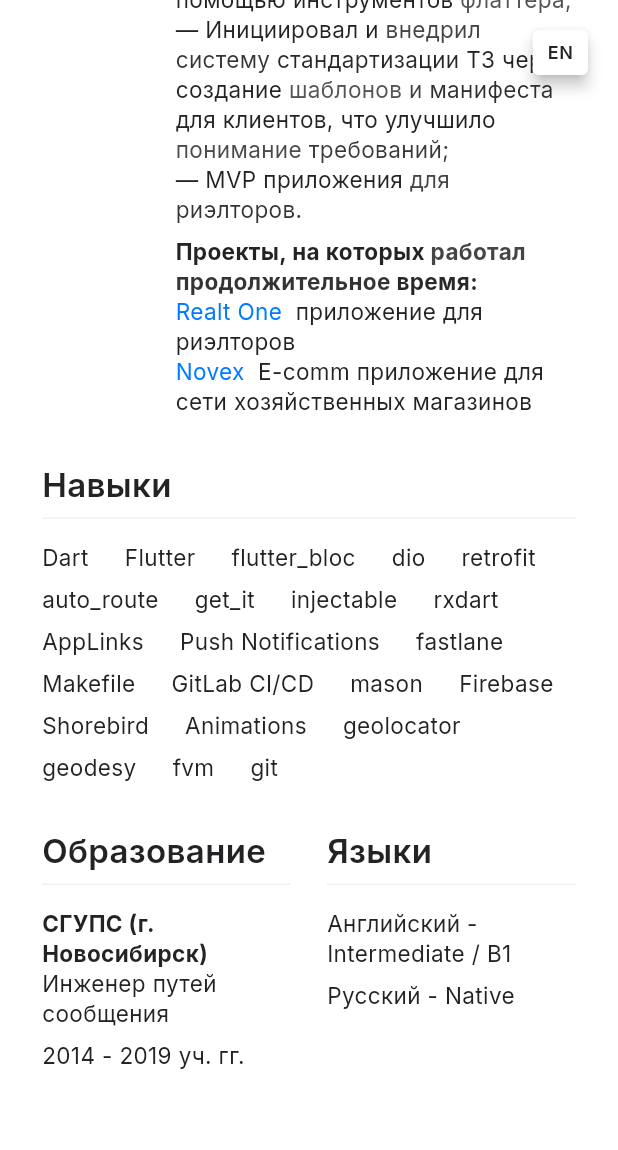
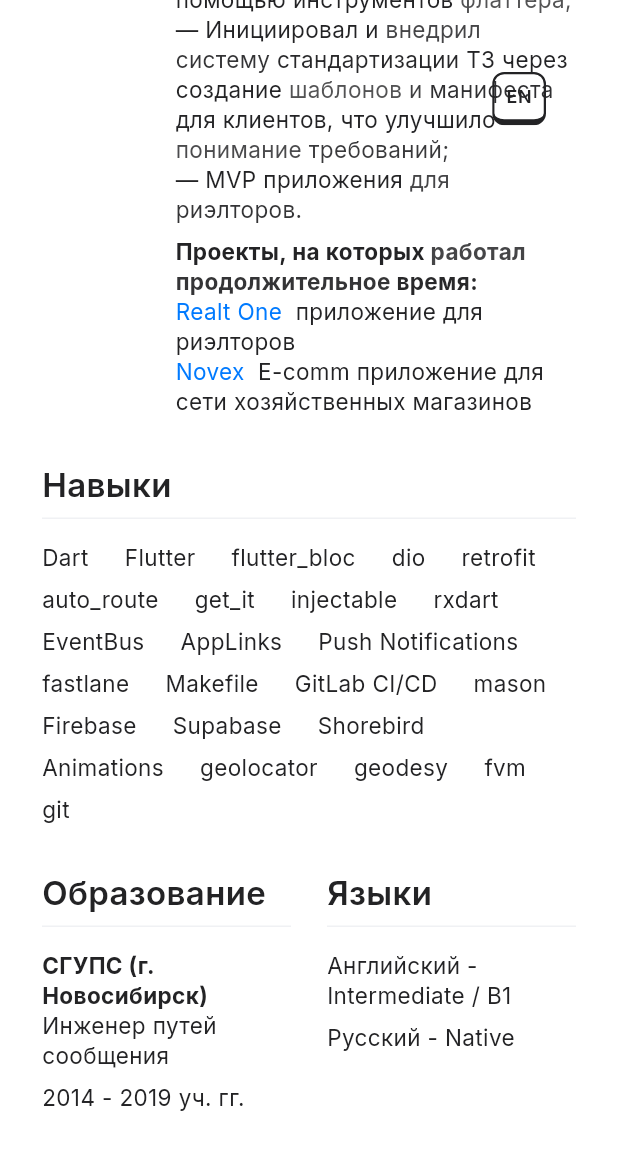
Before and after one commit to brntsv/flutter_web_cv_portfolio, a Flutter app: the CvPage screen opened by its route, scrolled down 1392 dp, on a phone screen of 412 x 824 dp. Shown: the top 1150 px of the screen. Run offline on Flutter 3.47's test engine with Material 3 defaults, Android fonts, the phone set to English and light mode, and no system bars; our stand-ins replace auto_route, card_swiper, equatable, extended_image, flutter_bloc, flutter_svg and 3 more; generated files the repository leaves out were written again.

Commit message:
Доработка кнопки смены языка, изменение стиля

```diff
--- a/lib/features/business/blog/presentation/blog_page.dart
+++ b/lib/features/business/blog/presentation/blog_page.dart
@@ -120,8 +120,8 @@ final class BlogPage extends StatelessWidget {
             ),
           ),
           const Positioned(
-            top: BaseConst.base20,
-            right: BaseConst.base20,
+            top: BaseConst.base48,
+            right: BaseConst.base48,
             child: LanguageSwitcher(),
           ),
         ],
--- a/lib/features/business/cv/presentation/cv_page.dart
+++ b/lib/features/business/cv/presentation/cv_page.dart
@@ -87,8 +87,8 @@ final class CvPage extends StatelessWidget {
           if (context.canPop() &&
               context.screenSize.width > BaseConst.base870) ...[
             Positioned(
-              top: BaseConst.base40,
-              left: BaseConst.base60,
+              top: BaseConst.base48,
+              left: BaseConst.base48,
               child: BaseAnimatedIconButton(
                 icon: Assets.images.iconLeftArrow,
                 onPressed: context.safePop,
@@ -101,8 +101,8 @@ final class CvPage extends StatelessWidget {
           ],
 
           const Positioned(
-            top: BaseConst.base20,
-            right: BaseConst.base20,
+            top: BaseConst.base48,
+            right: BaseConst.base48,
             child: LanguageSwitcher(),
           ),
         ],
--- a/lib/features/business/portfolio/presentation/portfolio_page.dart
+++ b/lib/features/business/portfolio/presentation/portfolio_page.dart
@@ -108,8 +108,8 @@ class _PortfolioPageState extends State<PortfolioPage> {
           if (context.canPop() &&
               context.screenSize.width > BaseConst.base870) ...[
             Positioned(
-              top: BaseConst.base40,
-              left: BaseConst.base60,
+              top: BaseConst.base48,
+              left: BaseConst.base48,
               child: BaseIconButton(
                 icon: Assets.images.iconLeftArrow,
                 onPressed: context.safePop,
@@ -120,8 +120,8 @@ class _PortfolioPageState extends State<PortfolioPage> {
           ],
 
           const Positioned(
-            top: BaseConst.base20,
-            right: BaseConst.base20,
+            top: BaseConst.base48,
+            right: BaseConst.base48,
             child: LanguageSwitcher(),
           ),
         ],
--- a/lib/features/locale_mode/widgets/language_switcher.dart
+++ b/lib/features/locale_mode/widgets/language_switcher.dart
@@ -25,19 +25,39 @@ class LanguageSwitcher extends StatelessWidget {
         final isRussian = locale.languageCode == _ru;
 
         return Material(
-          elevation: BaseConst.base4,
-          borderRadius: BorderRadius.circular(BaseConst.base4),
-          color: color.white,
+          type: MaterialType.transparency,
+          child: Ink(
+            decoration: BoxDecoration(
+              color: color.transparent,
+              borderRadius: BorderRadius.circular(BaseConst.base8),
+              border: Border(
+                top: BorderSide(
+                  color: color.darkGray,
+                  width: BaseConst.base1_5,
+                ),
+                left: BorderSide(
+                  color: color.darkGray,
+                  width: BaseConst.base1_5,
+                ),
+                right: BorderSide(
+                  color: color.darkGray,
+                  width: BaseConst.base1_5,
+                ),
+                bottom: BorderSide(
+                  color: color.darkGray,
+                  width: BaseConst.base4,
+                ),
+              ),
+            ),
             child: InkWell(
               onTap: () {
                 final newLocale = Locale(isRussian ? _en : _ru);
-
                 localeBloc.add(ChangeLocale(newLocale));
               },
               borderRadius: BorderRadius.circular(BaseConst.base4),
               child: Padding(
                 padding: const EdgeInsets.symmetric(
-                horizontal: BaseConst.base10,
+                  horizontal: BaseConst.base8,
                   vertical: BaseConst.base8,
                 ),
                 child: Text(
@@ -46,6 +66,7 @@ class LanguageSwitcher extends StatelessWidget {
                 ),
               ),
             ),
+          ),
         );
       },
     );
--- a/packages/ui_kit/lib/constants/base_constants.dart
+++ b/packages/ui_kit/lib/constants/base_constants.dart
@@ -64,6 +64,7 @@ sealed class BaseConst {
   static const double base4 = 4;
   static const double base3 = 3;
   static const double base2 = 2;
+  static const double base1_5 = 1.5;
   static const double base1 = 1;
 
   // * String
```
Also changed, not shown: lib/l10n/generated/app_localizations.g.dart, lib/l10n/generated/app_localizations_en.g.dart, lib/l10n/generated/app_localizations_ru.g.dart. Lines whose indentation alone changed are shown as unchanged.
